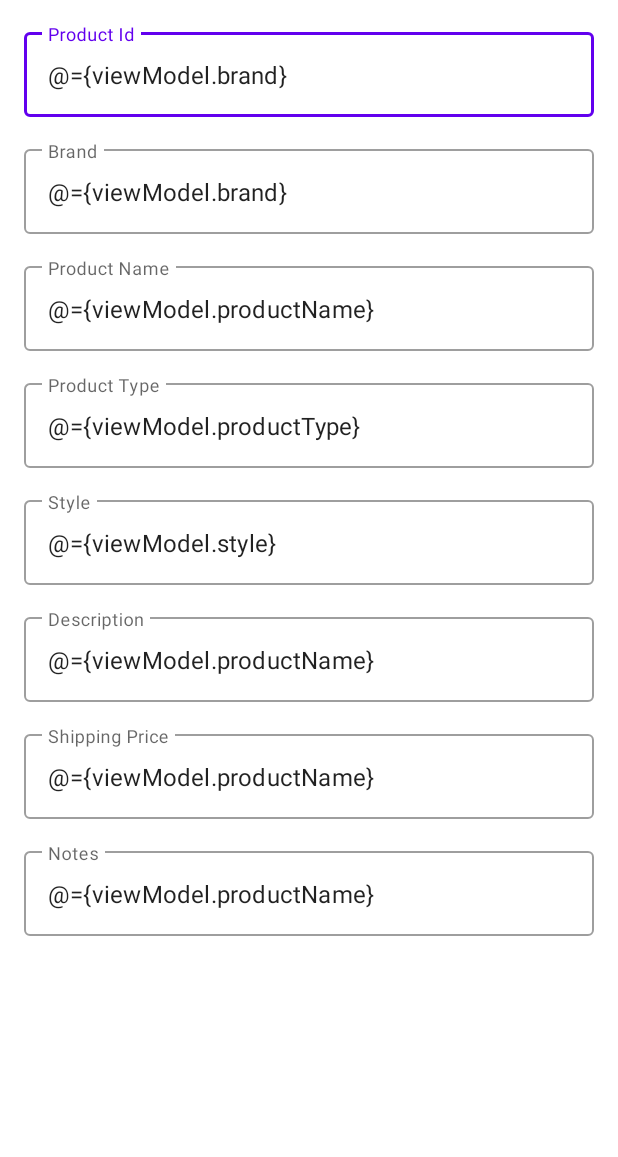
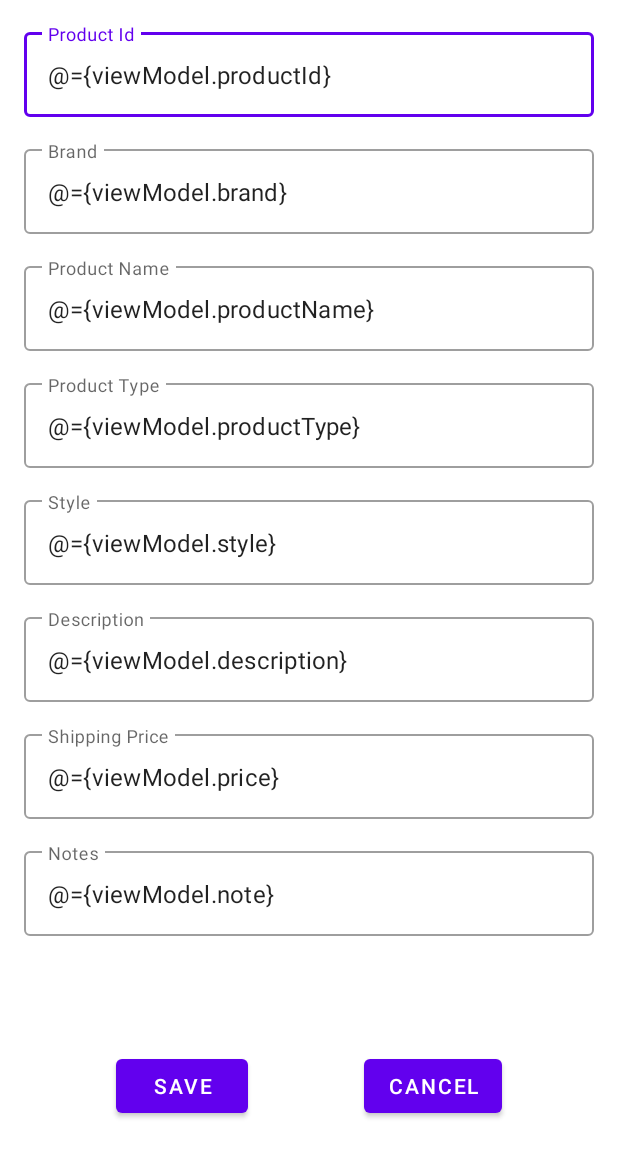
Before and after one commit to jheske/KotlinWithRetrofitAndDagger, an Android app: the layout fragment_add_product.xml on its own in the app's theme, with its tools: preview values and no code run, on a phone screen of 412 x 824 dp. Shown: the top 1157 px of the screen. Run offline under Robolectric (Android 15) with nearby library versions, the phone set to English and light mode, and no system bars.

Commit message:
Add fragment and viewModel

```diff
--- a/app/src/main/res/layout/fragment_new_product.xml
+++ b/app/src/main/res/layout/fragment_add_product.xml
@@ -20,7 +20,7 @@
             android:layout_height="wrap_content"
             android:lines="1"
             android:singleLine="false"
-            android:text="@={viewModel.brand}"
+            android:text="@={viewModel.productId}"
             android:gravity="top" />
     </com.google.android.material.textfield.TextInputLayout>
 
@@ -120,7 +120,7 @@
             android:layout_height="wrap_content"
             android:lines="1"
             android:singleLine="false"
-            android:text="@={viewModel.productName}"
+            android:text="@={viewModel.description}"
             android:gravity="top" />
     </com.google.android.material.textfield.TextInputLayout>
 
@@ -140,7 +140,7 @@
             android:layout_height="wrap_content"
             android:lines="1"
             android:singleLine="false"
-            android:text="@={viewModel.productName}"
+            android:text="@={viewModel.price}"
             android:gravity="top" />
     </com.google.android.material.textfield.TextInputLayout>
 
@@ -161,7 +161,32 @@
             android:layout_height="wrap_content"
             android:lines="1"
             android:singleLine="false"
-            android:text="@={viewModel.productName}"
+            android:text="@={viewModel.note}"
             android:gravity="top" />
     </com.google.android.material.textfield.TextInputLayout>
+
+    <!-- Save and Cancel buttons -->
+    <com.google.android.material.button.MaterialButton
+        android:id="@+id/saveButton"
+        android:layout_width="wrap_content"
+        android:layout_height="wrap_content"
+        android:text="@string/save"
+        android:layout_marginTop="@dimen/material_xlarge"
+        android:layout_marginBottom="@dimen/material_xlarge"
+        app:iconGravity="start"
+        app:layout_constraintTop_toBottomOf="@+id/noteTextLayout"
+        app:layout_constraintBottom_toBottomOf="parent"
+        app:layout_constraintStart_toStartOf="parent"
+        app:layout_constraintEnd_toStartOf="@id/cancelButton" />
+
+    <com.google.android.material.button.MaterialButton
+        android:id="@+id/cancelButton"
+        android:layout_width="wrap_content"
+        android:layout_height="wrap_content"
+        android:text="@string/cancel"
+        app:iconGravity="start"
+        app:layout_constraintTop_toTopOf="@id/saveButton"
+        app:layout_constraintBottom_toBottomOf="@id/saveButton"
+        app:layout_constraintStart_toEndOf="@id/saveButton"
+        app:layout_constraintEnd_toEndOf="parent" />
 </androidx.constraintlayout.widget.ConstraintLayout>
--- a/app/src/main/res/values/strings.xml
+++ b/app/src/main/res/values/strings.xml
@@ -1,6 +1,8 @@
 <resources>
     <string name="app_name">CommentSold</string>
     <!-- Strings related to login -->
+    <string name="save">Save</string>
+    <string name="cancel">Cancel</string>
     <string name="prompt_email">Email</string>
     <string name="prompt_password">Password</string>
     <string name="action_sign_in">Sign in</string>
```
Also changed, not shown: app/src/main/java/com/example/commentsold/ui/addproduct/AddProductFragment.kt (added, +36 -0 lines), app/src/main/java/com/example/commentsold/ui/addproduct/AddProductViewModel.kt (added, +13 -0 lines), app/src/main/res/navigation/nav_graph.xml (+11 -1 lines).
